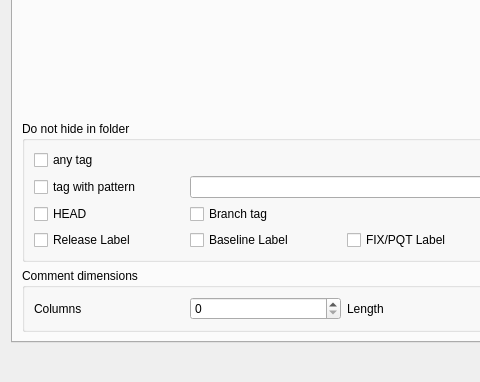
wtr9987/gvtree, file gvtree_preferences.ui: the form before one commit; both pictures show x 0 to 480 and y 573 to 955 of the 687 by 955 pixel window.
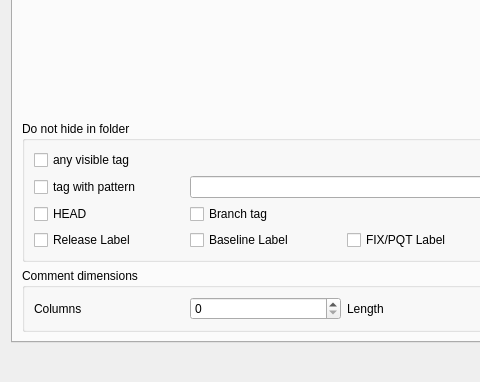
The form after the commit. The open tabs and pages were chosen to show the change. Icons and pictures are not drawn. Custom widgets are drawn as their Qt base class.

```diff
--- a/gvtree_preferences.ui
+++ b/gvtree_preferences.ui
@@ -791,7 +791,7 @@
           <item row="0" column="0">
            <widget class="QCheckBox" name="fold_no_tag">
             <property name="text">
-             <string>any tag</string>
+             <string>any visible tag</string>
             </property>
            </widget>
           </item>
```
